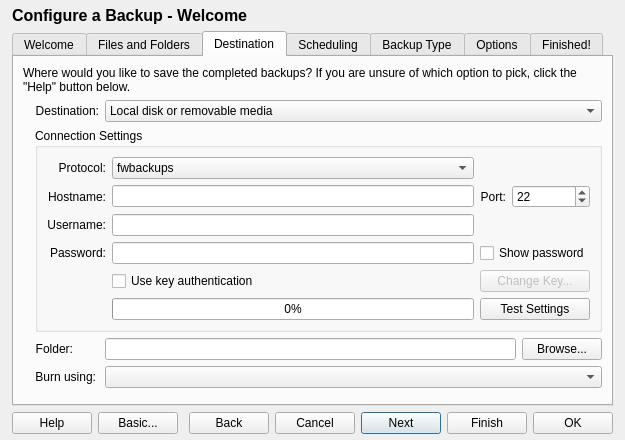
The window that data/ui/configBackup.ui (stewartadam/fwbackups) describes before a commit, drawn with Qt 5.
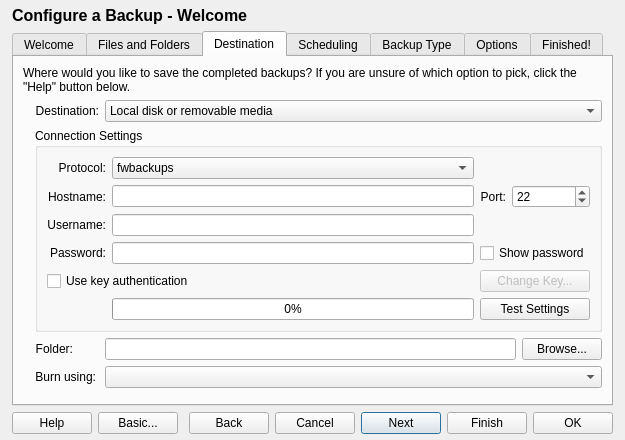
The same window after the commit. The open tabs and pages were chosen to show the change. Icons and pictures are not drawn. Custom widgets are drawn as their Qt base class.

Commit message: Load the backup set configuration when editing

What changed in the file:
```diff
--- a/data/ui/configBackup.ui
+++ b/data/ui/configBackup.ui
@@ -623,13 +623,6 @@
               </property>
              </widget>
             </item>
-            <item row="4" column="1">
-             <widget class="QCheckBox" name="useKeyAuthenticationCheck">
-              <property name="text">
-               <string>Use key authentication</string>
-              </property>
-             </widget>
-            </item>
             <item row="1" column="2">
              <layout class="QHBoxLayout" name="horizontalLayout_8">
               <item>
@@ -698,6 +691,30 @@
               </property>
              </widget>
             </item>
+            <item row="4" column="0" colspan="2">
+             <layout class="QHBoxLayout" name="horizontalLayout_4">
+              <item>
+               <widget class="QCheckBox" name="useKeyAuthenticationCheck">
+                <property name="text">
+                 <string>Use key authentication</string>
+                </property>
+               </widget>
+              </item>
+              <item>
+               <widget class="QLabel" name="keyNameLabel">
+                <property name="sizePolicy">
+                 <sizepolicy hsizetype="Expanding" vsizetype="Preferred">
+                  <horstretch>0</horstretch>
+                  <verstretch>0</verstretch>
+                 </sizepolicy>
+                </property>
+                <property name="text">
+                 <string/>
+                </property>
+               </widget>
+              </item>
+             </layout>
+            </item>
            </layout>
           </widget>
          </item>
```
Left out of the diff: 42 changed lines with no effect on the pictures. The commit also changes 5 other files.
